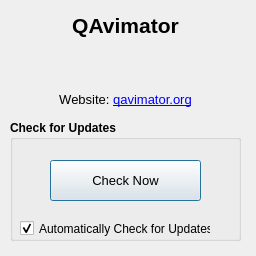
The window that src/aboutdialog.ui (ap0110/qavimator) describes before a commit, drawn with Qt 5.
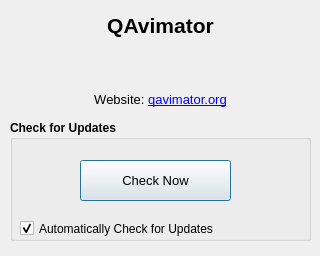
The same window after the commit.

Commit message: QAV-3 Fixed linux deployment script and increased some dialog window widths

The edit to the form file:
```diff
--- a/src/aboutdialog.ui
+++ b/src/aboutdialog.ui
@@ -6,7 +6,7 @@
    <rect>
     <x>0</x>
     <y>0</y>
-    <width>256</width>
+    <width>320</width>
     <height>256</height>
    </rect>
   </property>
@@ -18,13 +18,13 @@
   </property>
   <property name="minimumSize">
    <size>
-    <width>256</width>
+    <width>320</width>
     <height>256</height>
    </size>
   </property>
   <property name="maximumSize">
    <size>
-    <width>256</width>
+    <width>320</width>
     <height>256</height>
    </size>
   </property>
@@ -36,7 +36,7 @@
     <rect>
      <x>10</x>
      <y>10</y>
-     <width>231</width>
+     <width>301</width>
      <height>31</height>
     </rect>
    </property>
@@ -59,7 +59,7 @@
     <rect>
      <x>10</x>
      <y>40</y>
-     <width>231</width>
+     <width>301</width>
      <height>21</height>
     </rect>
    </property>
@@ -81,7 +81,7 @@
     <rect>
      <x>10</x>
      <y>120</y>
-     <width>231</width>
+     <width>301</width>
      <height>121</height>
     </rect>
    </property>
@@ -97,7 +97,7 @@
    <widget class="QPushButton" name="checkUpdatesButton">
     <property name="geometry">
      <rect>
-      <x>40</x>
+      <x>70</x>
       <y>40</y>
       <width>151</width>
       <height>41</height>
@@ -119,7 +119,7 @@
      <rect>
       <x>10</x>
       <y>20</y>
-      <width>211</width>
+      <width>281</width>
       <height>21</height>
      </rect>
     </property>
@@ -141,7 +141,7 @@
      <rect>
       <x>10</x>
       <y>100</y>
-      <width>191</width>
+      <width>281</width>
       <height>17</height>
      </rect>
     </property>
@@ -164,7 +164,7 @@
     <rect>
      <x>10</x>
      <y>60</y>
-     <width>231</width>
+     <width>301</width>
      <height>20</height>
     </rect>
    </property>
@@ -185,7 +185,7 @@
     <rect>
      <x>10</x>
      <y>90</y>
-     <width>231</width>
+     <width>301</width>
      <height>20</height>
     </rect>
    </property>
```
The commit also changes 5 other files.
